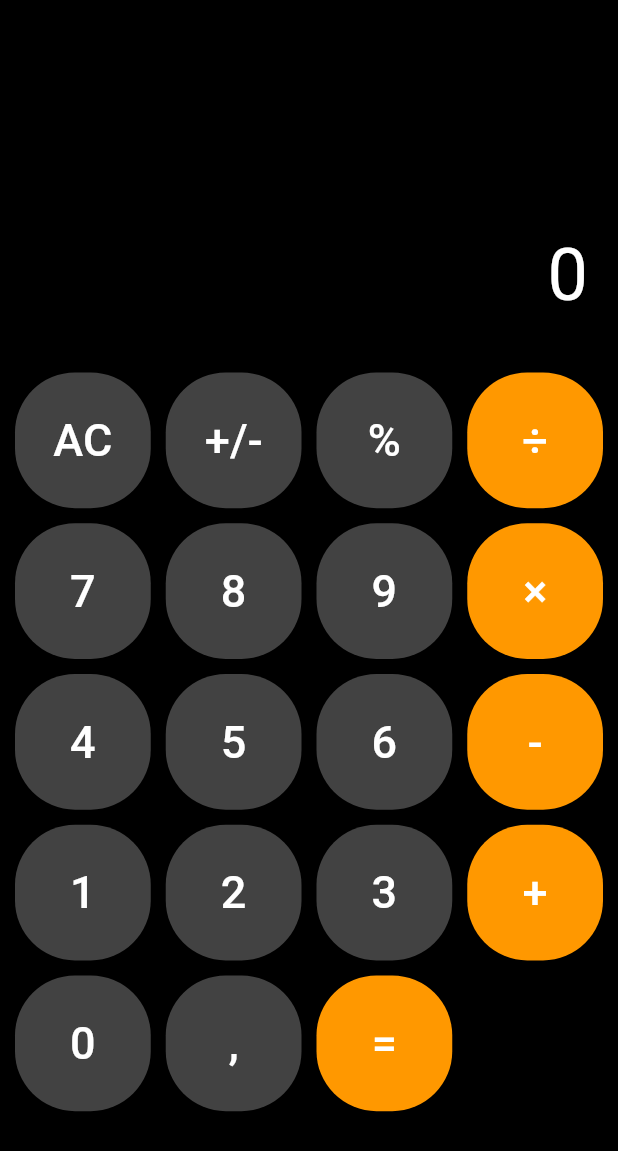
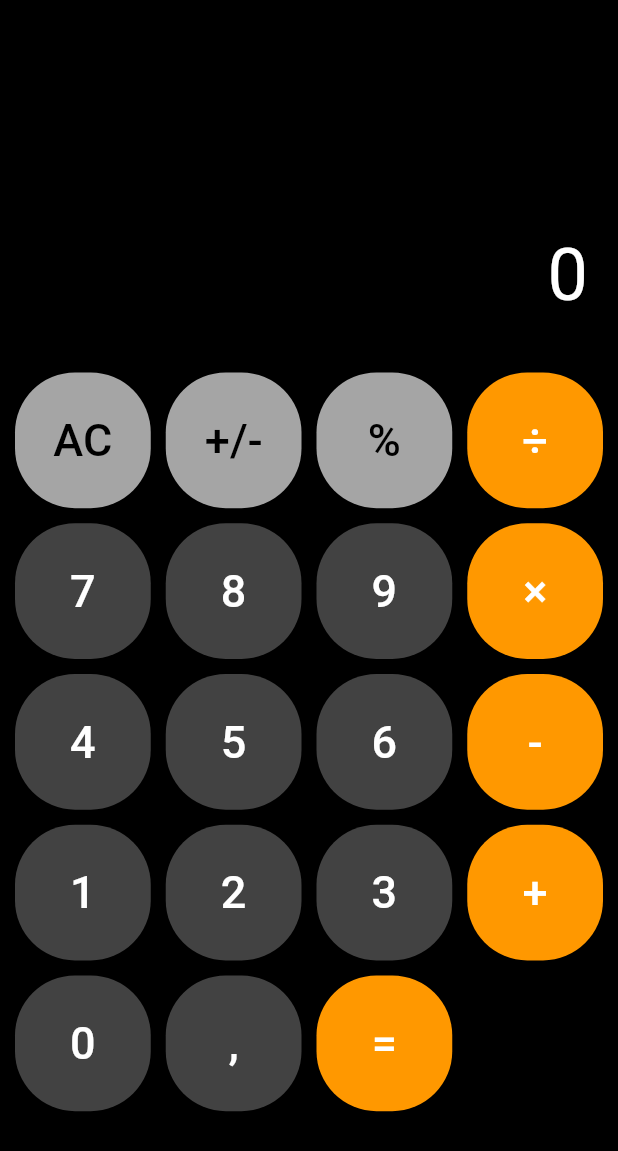
Before and after one commit to devgabe1/calculator, a Flutter app: the screen it shows after launch, on a phone screen of 412 x 824 dp. Shown: the top 1151 px of the screen. Run offline on Flutter 3.47's test engine with Material 3 defaults, Android fonts, the phone set to English and light mode, and no system bars; our stand-ins replace math_expressions.

Commit message:
Alteração nas cores

```diff
--- a/calculator/lib/pages/calculator_page.dart
+++ b/calculator/lib/pages/calculator_page.dart
@@ -157,19 +157,21 @@ GridView.builder(
   color: buttonText == '=' || buttonText == '+' || buttonText == '-' ||
           buttonText == '×' || buttonText == '÷'
       ? Colors.orange
+      : buttonText == 'AC' || buttonText == '+/-' || buttonText == '%'
+          ? Color.fromARGB(255, 165, 165, 165) // Cor RGB(165, 165, 165)
           : Colors.grey[800],
   borderRadius: BorderRadius.circular(40),
 ),
+
       child: TextButton(
         onPressed: () => _buttonPressed(buttonText),
         child: Text(
           buttonText,
     style: TextStyle(
       fontSize: 30,
-            color: buttonText == '=' || buttonText == '+' || buttonText == '-' ||
-                    buttonText == '×' || buttonText == '÷'
-                ? Colors.white
-                : Colors.white,
+      color: buttonText == 'AC' || buttonText == '+/-' || buttonText == '%'
+          ? Colors.black // Cor preta para AC, +/- e %
+          : Colors.white, // Cor branca para os outros botões
     ),
   ),
 ),
```
Lines whose indentation alone changed are shown as unchanged.
